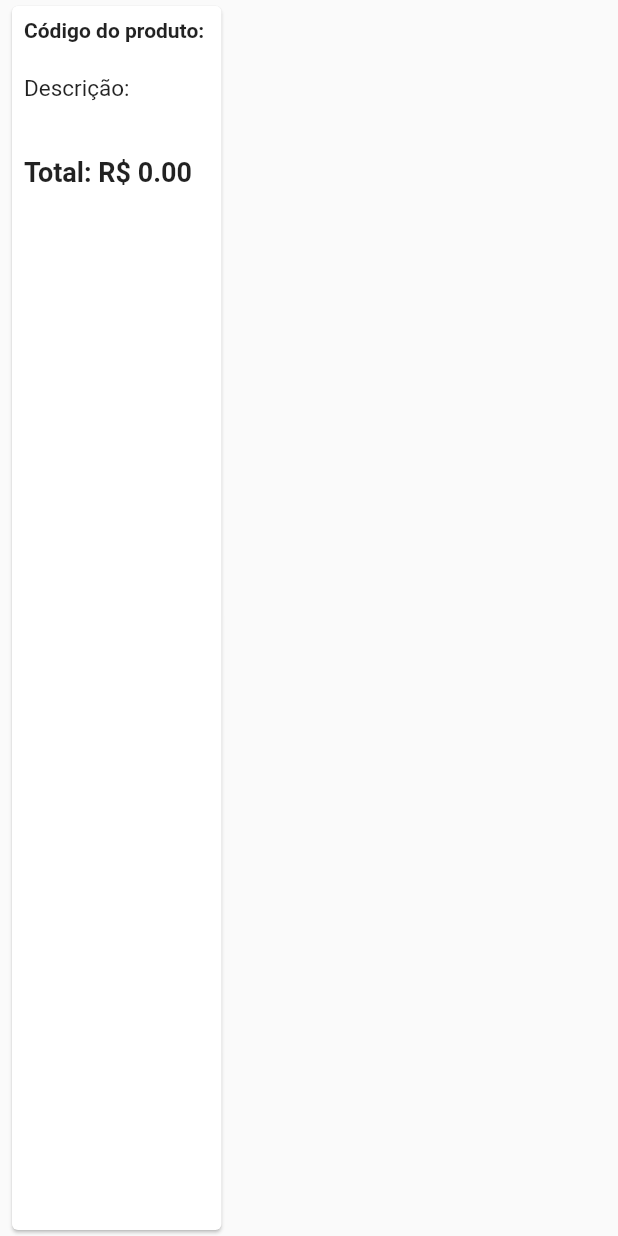
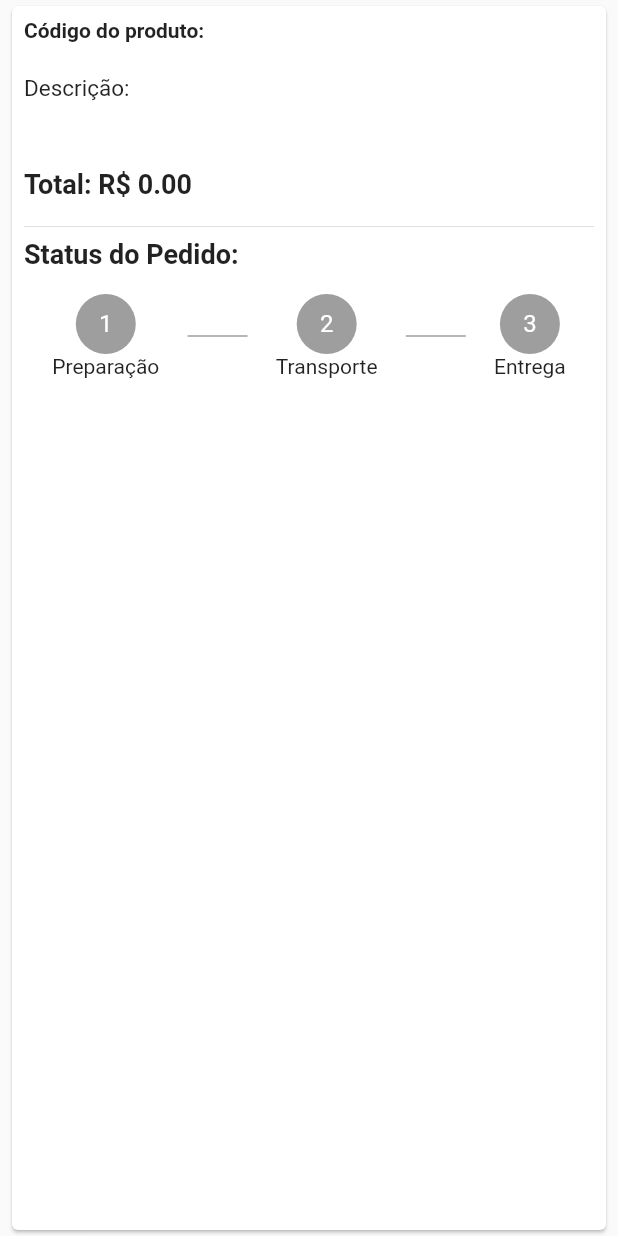
Before and after one commit to eugeniocarvalho/AndroidStudioProjectsFlutter, a Flutter app: the OrderTile widget shown alone on an empty page, opened directly with empty values, on a phone screen of 412 x 824 dp. Run offline on Flutter 3.47's test engine with Material 2 defaults, Android fonts, the phone set to English and light mode, and no system bars; our stand-ins replace carousel_pro, cloud_firestore, firebase_auth, firebase_storage, google_sign_in, image_picker and 3 more; accounts and stored records are empty.

Commit message:
Implementado o processo do pedido

```diff
--- a/loja_virtual/lib/tiles/order_tile.dart
+++ b/loja_virtual/lib/tiles/order_tile.dart
@@ -1,12 +1,12 @@
 import 'dart:collection';
 
 import 'package:cloud_firestore/cloud_firestore.dart';
+import 'package:flutter/cupertino.dart';
 import 'package:flutter/material.dart';
 import 'package:flutter/painting.dart';
 
 class OrderTile extends StatelessWidget {
   final String orderId;
-
   OrderTile(this.orderId);
 
   @override
@@ -26,10 +26,15 @@ class OrderTile extends StatelessWidget {
                 child: CircularProgressIndicator(),
               );
             else {
+
+              final colorPrimary = Theme.of(context).primaryColor;
+              int status = snapshot.data['status'];
+
               return Column(
                 crossAxisAlignment: CrossAxisAlignment.start,
                 children: <Widget>[
-                    Text('Código do produto: ${snapshot.data.documentID}',
+                  Text(
+                    'Código do produto: ${snapshot.data.documentID}',
                     style: TextStyle(fontWeight: FontWeight.bold),
                   ),
                   SizedBox(height: 4),
@@ -37,28 +42,98 @@ class OrderTile extends StatelessWidget {
                     _buildProductText(snapshot.data),
                     style: TextStyle(fontSize: 15),
                   ),
-                    Text(_buildProductTextTotal(snapshot.data),
-                    style: TextStyle(fontWeight: FontWeight.bold, fontSize: 18),)
+                  SizedBox(height: 8),
+                  Text(
+                    _buildProductTextTotal(snapshot.data),
+                    style: TextStyle(fontWeight: FontWeight.bold, fontSize: 18),
+                  ),
+                  SizedBox(height: 10),
+                  Divider(),
+                  Text(
+                    'Status do Pedido: ',
+                    style: TextStyle(fontWeight: FontWeight.bold, fontSize: 18),
+                  ),
+                  SizedBox(height: 16),
+                  Row(
+                    mainAxisAlignment: MainAxisAlignment.spaceEvenly,
+                    children: <Widget>[
+                      _buildCircle('1', 'Preparação', status, 1, colorPrimary),
+                      Container(
+                        height: 1,
+                        width: 40,
+                        color: Colors.grey[500],
+                      ),
+                      _buildCircle('2', 'Transporte', status, 2, colorPrimary),
+                      Container(
+                        height: 1,
+                        width: 40,
+                        color: Colors.grey[500],
+                      ),
+                      _buildCircle('3', 'Entrega', status, 3, colorPrimary)
+
+                    ],
+                  ),
                 ],
               );
             }
-            }
+          },
         ),
       ),
     );
   }
 
-  String _buildProductText(DocumentSnapshot snapshot){
+  String _buildProductText(DocumentSnapshot snapshot) {
     String text = '\nDescrição: \n\n';
 
     //Navegando por cada produto, listando-os, pegando a quantidade, titulo e preço
     for (LinkedHashMap p in snapshot.data['products'])
-      text += '${p['quantity']} x ${p['product']['title']} (R\$ ${p['product']['price'].toStringAsFixed(2)})\n';
+      text +=
+      '${p['quantity']} x ${p['product']['title']} (R\$ ${p['product']['price']
+          .toStringAsFixed(2)})';
 
     return text;
   }
 
-  String _buildProductTextTotal(DocumentSnapshot snapshot){
-    return 'Total: R\$ ${snapshot.data['totalPrice'].toStringAsFixed(2)}\n';
+  String _buildProductTextTotal(DocumentSnapshot snapshot) {
+    return 'Total: R\$ ${snapshot.data['totalPrice'].toStringAsFixed(2)}';
+  }
+
+  Widget _buildCircle(String title, String subtitle, int status, int thisStatus, var primaryColor){
+
+    Color backColor;
+    Widget child;
+
+    if (status < thisStatus){
+      backColor = Colors.grey[500];
+      child = Text(title, style: TextStyle(color: Colors.white));
+    }
+    else
+      if (status == thisStatus){
+        backColor = primaryColor;
+        child = Stack(
+          alignment: Alignment.center,
+          children: <Widget>[
+            Text(title, style: TextStyle(color: Colors.white)),
+            CircularProgressIndicator(
+              valueColor: AlwaysStoppedAnimation<Color>(Colors.white),
+            )
+          ],
+        );
+      }
+      else {
+        backColor = Colors.green;
+        child = Icon(Icons.check, color: Colors.white);
+      }
+
+    return Column(
+      children: <Widget>[
+        CircleAvatar(
+          radius: 20,
+          backgroundColor: backColor,
+          child: child,
+        ),
+        Text(subtitle)
+      ],
+    );
   }
 }
```
Lines whose indentation alone changed are shown as unchanged.
